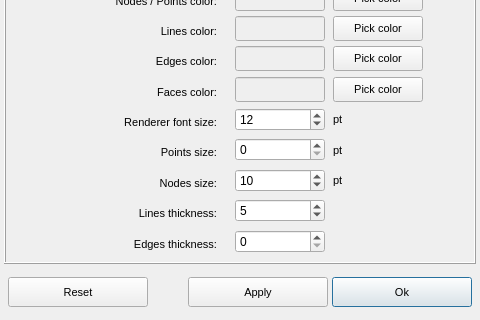
The window that vibra/interface/data/ui_files/project/render/renderer_user_preferences.ui (MOPT-UFSC/VIBRA) describes before a commit, drawn with Qt 5; both pictures show x 0 to 480 and y 210 to 530 of the 480 by 530 pixel window.
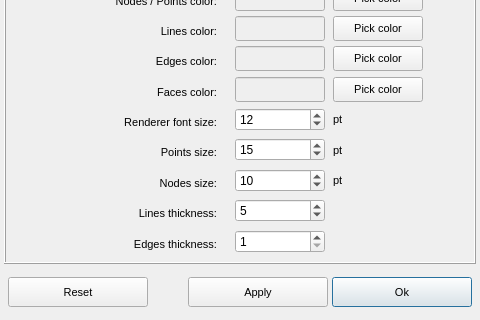
The same window after the commit.

Commit message: set range to size values

What changed in the file:
```diff
--- a/vibra/interface/data/ui_files/project/render/renderer_user_preferences.ui
+++ b/vibra/interface/data/ui_files/project/render/renderer_user_preferences.ui
@@ -1031,6 +1031,12 @@
              <height>22</height>
             </size>
            </property>
+           <property name="minimum">
+            <number>1</number>
+           </property>
+           <property name="value">
+            <number>1</number>
+           </property>
           </widget>
          </item>
          <item row="12" column="2">
@@ -1042,7 +1048,10 @@
             </size>
            </property>
            <property name="minimum">
-            <number>0</number>
+            <number>1</number>
+           </property>
+           <property name="value">
+            <number>15</number>
            </property>
           </widget>
          </item>
```
Left out of the diff: 10 changed lines with no effect on the pictures.
